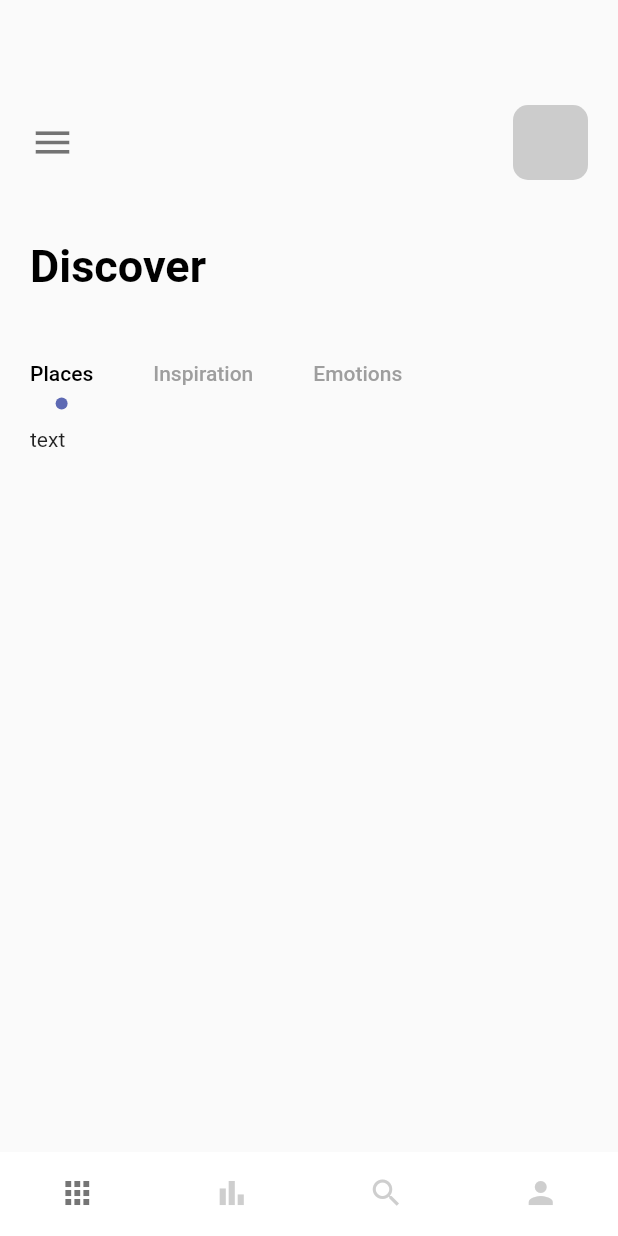
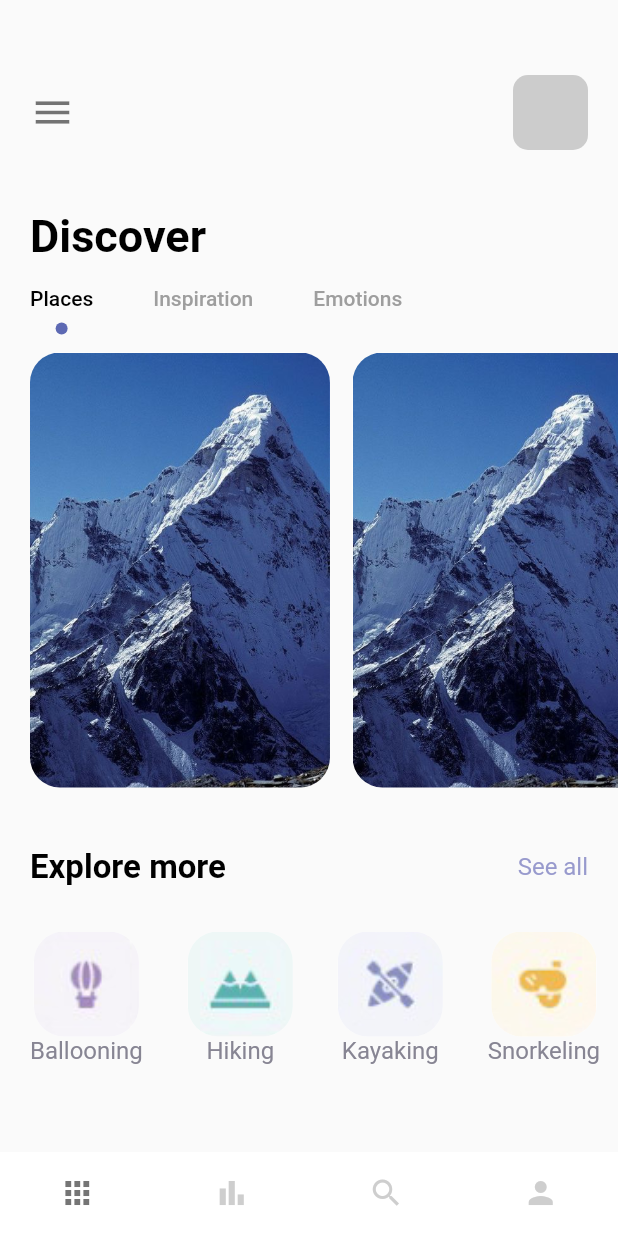
Before and after one commit to allie0147/travel_app_flutter, a Flutter app: the screen it shows after launch, on a phone screen of 412 x 824 dp. Run offline on Flutter 3.47's test engine with Material 2 defaults, Android fonts, the phone set to English and light mode, and no system bars.

Commit message:
Faet: Add Explore ListView

```diff
--- a/lib/pages/navPages/home_page.dart
+++ b/lib/pages/navPages/home_page.dart
@@ -1,5 +1,6 @@
 import 'package:flutter/material.dart';
 import 'package:travel_app/misc/colors.dart';
+import 'package:travel_app/widgets/app_text.dart';
 
 import '../../widgets/app_large_text.dart';
 
@@ -12,6 +13,13 @@ class HomePage extends StatefulWidget {
 
 class _HomePageState extends State<HomePage>
     with TickerProviderStateMixin {
+  var exploreImages = {
+    'ballooning.png': 'Ballooning',
+    'hiking.png': 'Hiking',
+    'kayaking.png': 'Kayaking',
+    'snorkeling.png': 'Snorkeling',
+  };
+
   @override
   Widget build(BuildContext context) {
     TabController tabController =
@@ -22,7 +30,7 @@ class _HomePageState extends State<HomePage>
         children: [
           // Menu
           Container(
-            padding: const EdgeInsets.only(top: 70, left: 20),
+            padding: const EdgeInsets.only(top: 50, left: 20),
             child: Row(
               children: [
                 const Icon(
@@ -52,9 +60,6 @@ class _HomePageState extends State<HomePage>
               text: 'Discover',
             ),
           ),
-          const SizedBox(
-            height: 30,
-          ),
           // Tabbar
           Container(
             height: 50,
@@ -81,17 +86,96 @@ class _HomePageState extends State<HomePage>
             ),
           ),
           Container(
-            margin: const EdgeInsets.symmetric(
-                vertical: 10, horizontal: 20),
-            height: 200,
+            height: 300,
             width: double.maxFinite,
             child: TabBarView(
               controller: tabController,
-              children: const [
-                Text('text'),
+              children: [
+                ListView.builder(
+                  itemCount: 3,
+                  padding: const EdgeInsets.only(left: 20),
+                  scrollDirection: Axis.horizontal,
+                  itemBuilder: (BuildContext context, int index) {
+                    return Container(
+                      margin: const EdgeInsets.only(
+                        right: 15,
+                        top: 10,
+                      ),
+                      width: 200,
+                      decoration: BoxDecoration(
+                        borderRadius: BorderRadius.circular(20),
+                        color: Colors.white,
+                        image: const DecorationImage(
+                          image: AssetImage('img/mountain.jpeg'),
+                          fit: BoxFit.cover,
+                        ),
+                      ),
+                    );
+                  },
+                ),
                 Text('text'),
                 Text('text'),
               ],
+            ),
+          ),
+          const SizedBox(
+            height: 40,
+          ),
+          Container(
+            margin: const EdgeInsets.symmetric(horizontal: 20),
+            child: Row(
+              mainAxisAlignment: MainAxisAlignment.spaceBetween,
+              children: [
+                AppLargeText(
+                  text: 'Explore more',
+                  size: 22,
+                ),
+                AppText(
+                  text: 'See all',
+                  color: AppColors.textColor1,
+                )
+              ],
+            ),
+          ),
+          const SizedBox(
+            height: 30,
+          ),
+          Container(
+            width: double.maxFinite,
+            height: 100,
+            margin: const EdgeInsets.only(left: 20),
+            child: ListView.builder(
+              itemCount: 4,
+              scrollDirection: Axis.horizontal,
+              itemBuilder: (_, index) {
+                return Container(
+                  margin: const EdgeInsets.only(right: 30),
+                  child: Column(
+                    crossAxisAlignment: CrossAxisAlignment.center,
+                    children: [
+                      Container(
+                        width: 70,
+                        height: 70,
+                        decoration: BoxDecoration(
+                          borderRadius: BorderRadius.circular(20),
+                          color: Colors.white,
+                          image: DecorationImage(
+                            image: AssetImage(
+                                'img/${exploreImages.keys.elementAt(index)}'),
+                            fit: BoxFit.cover,
+                          ),
+                        ),
+                      ),
+                      Container(
+                        child: AppText(
+                          text: exploreImages.values.elementAt(index),
+                          color: AppColors.textColor2,
+                        ),
+                      )
+                    ],
+                  ),
+                );
+              },
             ),
           )
         ],
```
Also changed, not shown: img/ballooning.png (renamed from img/balloning.png), img/snorkeling.png (renamed from img/snorkling.png).
